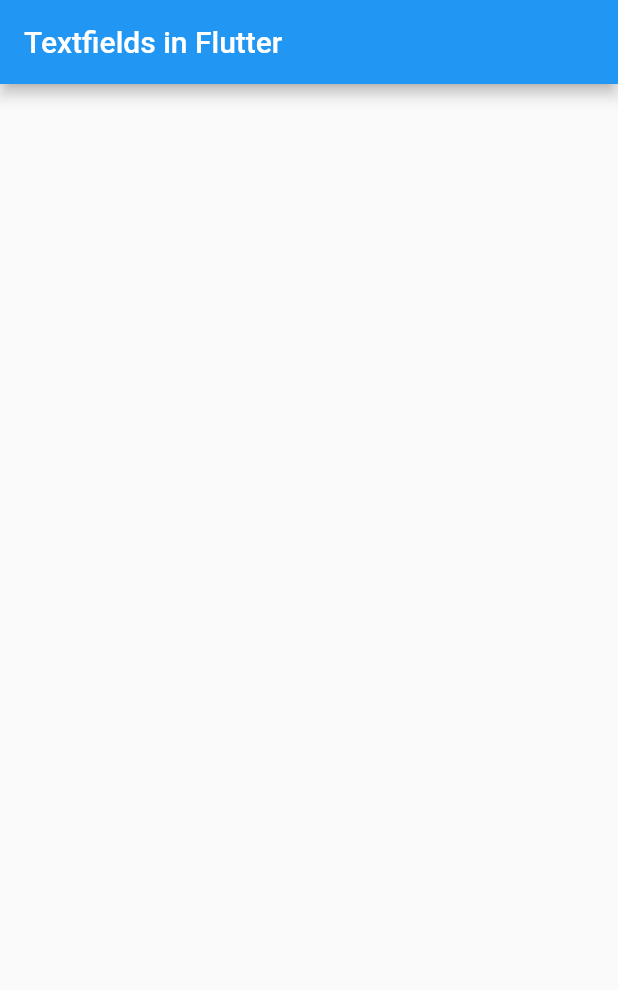
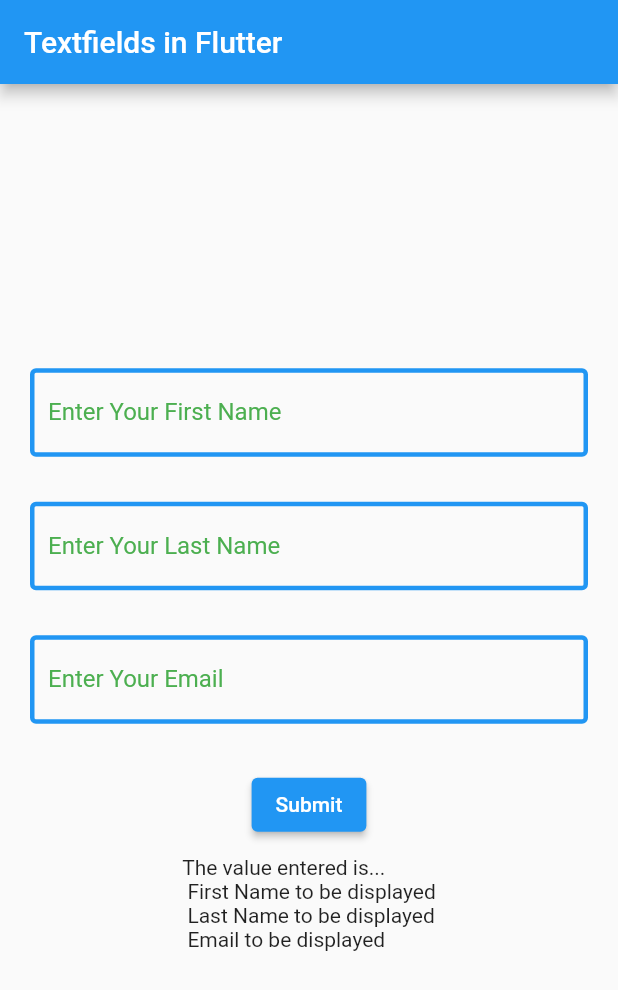
Before and after one commit to carlstep/flutter_textfield_example, a Flutter app: the screen it shows after launch, on a phone screen of 412 x 824 dp. Shown: the top 990 px of the screen. Run offline on Flutter 3.47's test engine with Material 2 defaults, Android fonts, the light colour scheme and no system bars.

Commit message:
final code

```diff
--- a/lib/main.dart
+++ b/lib/main.dart
@@ -23,12 +23,121 @@
 }
 
 class _MainPageState extends State<MainPage> {
+  String firstName = 'First Name to be displayed';
+  String lastName = 'Last Name to be displayed';
+  String email = 'Email to be displayed';
+
+  TextEditingController firstNameController = TextEditingController();
+  TextEditingController lastNameController = TextEditingController();
+  TextEditingController emailController = TextEditingController();
+
+  @override
+  void initState() {
+    super.initState();
+  }
+
+  @override
+  void dispose() {
+    firstNameController.dispose();
+    lastNameController.dispose();
+    emailController.dispose();
+    super.dispose();
+  }
+
   @override
   Widget build(BuildContext context) {
     return Scaffold(
       appBar: AppBar(
-        title: Text('Textfields in Flutter'),
+        title: const Text('Textfields in Flutter'),
+      ),
+      body: Center(
+        child: Padding(
+          padding: const EdgeInsets.all(20.0),
+          child: SingleChildScrollView(
+            child: Column(
+              mainAxisAlignment: MainAxisAlignment.center,
+              children: [
+                AppTextField(
+                  keyboardType: TextInputType.name,
+                  controller: firstNameController,
+                  hint: 'Enter Your First Name',
+                ),
+                const SizedBox(
+                  height: 30,
+                ),
+                AppTextField(
+                  keyboardType: TextInputType.name,
+                  controller: lastNameController,
+                  hint: 'Enter Your Last Name',
+                ),
+                const SizedBox(
+                  height: 30,
+                ),
+                AppTextField(
+                  keyboardType: TextInputType.emailAddress,
+                  controller: emailController,
+                  hint: 'Enter Your Email',
+                ),
+                const SizedBox(
+                  height: 30,
+                ),
+                ElevatedButton(
+                  onPressed: () {
+                    setState(() {
+                      firstName = firstNameController.text;
+                      lastName = lastNameController.text;
+                      email = emailController.text;
+                    });
+                  },
+                  child: const Text('Submit'),
+                ),
+                SizedBox(
+                  height: 10,
+                ),
+                Text(
+                  'The value entered is...\n $firstName\n $lastName\n $email',
+                ),
+              ],
+            ),
+          ),
+        ),
       ),
     );
   }
 }
+
+class AppTextField extends StatelessWidget {
+  const AppTextField({
+    Key? key,
+    required this.controller,
+    required this.hint,
+    required this.keyboardType,
+  }) : super(key: key);
+
+  final TextEditingController controller;
+  final String hint;
+  final TextInputType keyboardType;
+
+  @override
+  Widget build(BuildContext context) {
+    return TextField(
+      controller: controller,
+      keyboardType: keyboardType,
+      decoration: InputDecoration(
+        enabledBorder: const OutlineInputBorder(
+            borderSide: BorderSide(
+          color: Colors.blue,
+          width: 3,
+        )),
+        focusedBorder: const OutlineInputBorder(
+          borderSide: BorderSide(
+            color: Colors.red,
+          ),
+        ),
+        border: OutlineInputBorder(),
+        labelText: hint,
+        labelStyle: TextStyle(color: Colors.green),
+      ),
+    );
+  }
+}
```
